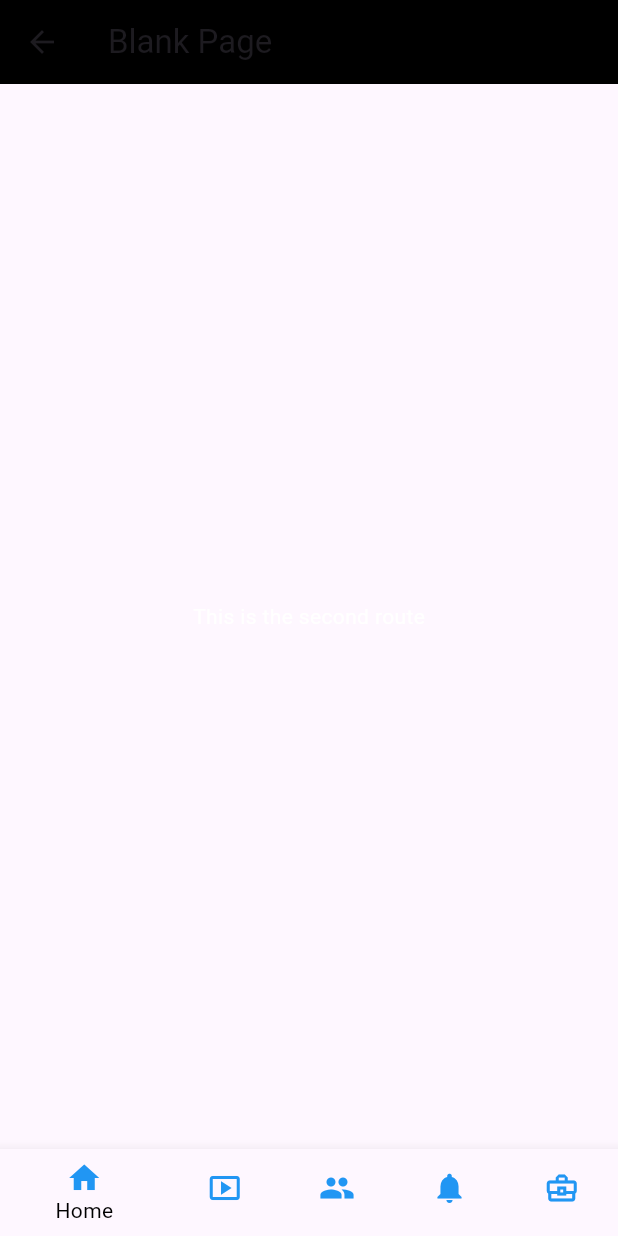
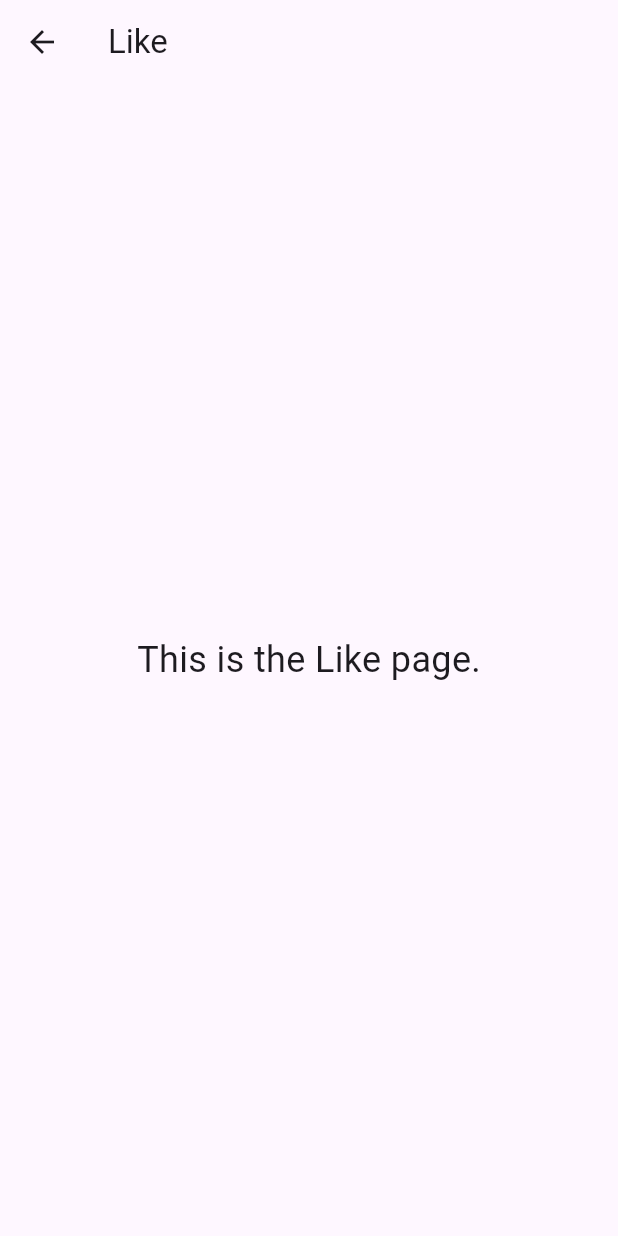
Before and after one commit to SRAYANSH-GUPTA/Linkedin-clone, a Flutter app: the screen it shows after launch, after a tap on the "thumb up alt" icon, on a phone screen of 412 x 824 dp. Run offline on Flutter 3.47's test engine with Material 3 defaults, Android fonts, the phone set to English and light mode, and no system bars; missing offline and left inert: lining_drawer, scroll_to_hide.

Commit message:
Added bottom nav bar

```diff
--- a/linkedin_clone/lib/features/view/widgets/drawer.dart
+++ b/linkedin_clone/lib/features/view/widgets/drawer.dart
@@ -4,7 +4,7 @@ import 'package:lining_drawer/lining_drawer.dart';
 class CustomDrawer extends StatelessWidget {
   final LiningDrawerController controller;
 
-  const CustomDrawer({Key? key, required this.controller}) : super(key: key);
+  const CustomDrawer({super.key, required this.controller});
 
   @override
   Widget build(BuildContext context) {
@@ -19,16 +19,16 @@ class CustomDrawer extends StatelessWidget {
               children: [
                 InkWell(
                   onTap: () => controller.toggleDrawer(),
-                  child: CircleAvatar(
+                  child: const CircleAvatar(
                     backgroundImage: AssetImage('assets/pf.jpg'),
                     radius: 30,
                   ),
                 ),
                 const SizedBox(width: 15),
-                Expanded(
+                const Expanded(
                   child: Column(
                     crossAxisAlignment: CrossAxisAlignment.start,
-                    children: const [
+                    children: [
                       Text(
                         "Srayansh Gupta",
                         style: TextStyle(
--- a/linkedin_clone/lib/views/home_screen.dart
+++ b/linkedin_clone/lib/views/home_screen.dart
@@ -4,118 +4,15 @@ import '../viewmodels/post_view_model.dart';
 import 'package:scroll_to_hide/scroll_to_hide.dart';
 import 'package:lining_drawer/lining_drawer.dart';
 
-class HomeScreen extends StatefulWidget {
-  const HomeScreen({super.key});
+class HomePage extends StatelessWidget {
+  final LiningDrawerController _controller = LiningDrawerController();
+  final ScrollController _scrollController = ScrollController();
 
   @override
-  _HomeScreenState createState() => _HomeScreenState();
-}
+  Widget build(BuildContext context) {
+    final postViewModel = Provider.of<PostViewModel>(context); // Moved this inside the build method
 
-class _HomeScreenState extends State<HomeScreen> {
-  final ScrollController _scrollController = ScrollController();
-  bool isRTL = false;
-  final LiningDrawerController _controller = LiningDrawerController();
-  int _selectedIndex = 0;
-  @override
-  Widget build(BuildContext context) {
-    final postViewModel = Provider.of<PostViewModel>(context);
-
-    return LiningDrawer(
-      direction: isRTL ? DrawerDirection.fromRightToLeft : DrawerDirection.fromLeftToRight,
-      controller: _controller,
-      drawer: SafeArea(
-        child: Column(
-          children: [
-            // Drawer Header
-            Container(
-              padding: const EdgeInsets.all(20.0),
-              color: Colors.blue,
-              child: Row(
-                children: [
-                  InkWell(
-                    onTap: () {
-                      _controller.toggleDrawer();
-                    },
-                    child: CircleAvatar(
-                      backgroundImage: AssetImage('assets/1.jpg'),
-                      radius: 30,
-                    ),
-                  ),
-                  const SizedBox(width: 15),
-                  Expanded(
-                    child: Column(
-                      crossAxisAlignment: CrossAxisAlignment.start,
-                      children: const [
-                        Text(
-                          "Srayansh Gupta",
-                          style: TextStyle(
-                            color: Colors.white,
-                            fontSize: 18.0,
-                            fontWeight: FontWeight.bold,
-                          ),
-                        ),
-                        Text(
-                          "Ajay Kumar Garg Engineering College",
-                          style: TextStyle(
-                            color: Colors.white,
-                            fontSize: 14.0,
-                          ),
-                        ),
-                        Text(
-                          "Your Tagline or Position",
-                          style: TextStyle(
-                            color: Colors.white70,
-                            fontSize: 14.0,
-                          ),
-                        ),
-                      ],
-                    ),
-                  ),
-                ],
-              ),
-            ),
-            const Divider(color: Colors.white),
-            // Drawer Options
-            Expanded(
-              child: ListView(
-                padding: EdgeInsets.zero,
-                children: [
-                  ListTile(
-                    leading: const Icon(Icons.person, color: Colors.black),
-                    title: const Text('Profile'),
-                    onTap: () {
-                      _controller.toggleDrawer();
-                      // Navigate to Profile
-                    },
-                  ),
-                  ListTile(
-                    leading: const Icon(Icons.business, color: Colors.black),
-                    title: const Text('My Network'),
-                    onTap: () {
-                      Navigator.push(context, MaterialPageRoute(builder: (context) => BlankPage()));
-                    },
-                  ),
-                  ListTile(
-                    leading: const Icon(Icons.notifications, color: Colors.black),
-                    title: const Text('Notifications'),
-                    onTap: () {
-                      Navigator.push(context, MaterialPageRoute(builder: (context) => BlankPage()));
-                    },
-                  ),
-                  ListTile(
-                    leading: const Icon(Icons.settings, color: Colors.black),
-                    title: const Text('Settings'),
-                    onTap: () {
-                      Navigator.push(context, MaterialPageRoute(builder: (context) => BlankPage()));
-                    },
-                  ),
-                ],
-              ),
-            ),
-          ],
-        ),
-      ),
-      child: Scaffold(
+    return Scaffold(
       appBar: AppBar(
         title: Row(
           children: [
@@ -123,7 +20,7 @@ class _HomeScreenState extends State<HomeScreen> {
               onTap: () {
                 _controller.toggleDrawer();
               },
-                child: CircleAvatar(
+              child: const CircleAvatar(
                 backgroundImage: AssetImage('assets/1.jpg'),
               ),
             ),
@@ -142,19 +39,15 @@ class _HomeScreenState extends State<HomeScreen> {
           IconButton(
             icon: const Icon(Icons.notifications),
             onPressed: () {
-                Navigator.push(context, MaterialPageRoute(builder: (context) => BlankPage()));
-              },
-            ),
-            IconButton(
-              icon: const Icon(Icons.message),
-              onPressed: () {
-                Navigator.push(context, MaterialPageRoute(builder: (context) => BlankPage()));
+              Navigator.push(
+                context,
+                MaterialPageRoute(builder: (context) => const BlankPage(pageName: 'Notifications')),
+              );
             },
           ),
         ],
       ),
       body: ListView.builder(
-          controller: _scrollController,
         itemCount: postViewModel.posts.length,
         itemBuilder: (context, index) {
           final post = postViewModel.posts[index];
@@ -168,7 +61,7 @@ class _HomeScreenState extends State<HomeScreen> {
                   child: Row(
                     children: [
                       const CircleAvatar(
-                          backgroundImage: AssetImage("assets/1.jpg"),
+                        backgroundImage: AssetImage('assets/1.jpg'),
                       ),
                       Padding(
                         padding: const EdgeInsets.only(left: 10),
@@ -201,25 +94,25 @@ class _HomeScreenState extends State<HomeScreen> {
                     IconButton(
                       icon: const Icon(Icons.thumb_up_alt_outlined),
                       onPressed: () {
-                          Navigator.push(context, MaterialPageRoute(builder: (context) => BlankPage()));
+                        Navigator.push(context, MaterialPageRoute(builder: (context) => const BlankPage(pageName: 'Like')));
                       },
                     ),
                     IconButton(
                       icon: const Icon(Icons.comment_outlined),
                       onPressed: () {
-                          Navigator.push(context, MaterialPageRoute(builder: (context) => BlankPage()));
+                        Navigator.push(context, MaterialPageRoute(builder: (context) => const BlankPage(pageName: 'Comment')));
                       },
                     ),
                     IconButton(
                       icon: const Icon(Icons.replay),
                       onPressed: () {
-                          Navigator.push(context, MaterialPageRoute(builder: (context) => BlankPage()));
+                        Navigator.push(context, MaterialPageRoute(builder: (context) => const BlankPage(pageName: 'Share')));
                       },
                     ),
                     IconButton(
                       icon: const Icon(Icons.send),
                       onPressed: () {
-                          Navigator.push(context, MaterialPageRoute(builder: (context) => BlankPage()));
+                        Navigator.push(context, MaterialPageRoute(builder: (context) => const BlankPage(pageName: 'Send')));
                       },
                     ),
                   ],
@@ -229,52 +122,154 @@ class _HomeScreenState extends State<HomeScreen> {
           );
         },
       ),
+    );
+  }
+}
+
+class HomeScreen extends StatefulWidget {
+  const HomeScreen({super.key});
+
+  @override
+  _HomeScreenState createState() => _HomeScreenState();
+}
+
+class _HomeScreenState extends State<HomeScreen> {
+  final ScrollController _scrollController = ScrollController();
+  bool isRTL = false;
+  final LiningDrawerController _controller = LiningDrawerController();
+  int _selectedIndex = 0;
+
+  @override
+  Widget build(BuildContext context) {
+    final postViewModel = Provider.of<PostViewModel>(context); // Moved inside build method
+
+    final List<Widget> pages = [
+      HomePage(), // Use the HomePage widget here
+      const Center(child: Text('Video Page')),
+      const Center(child: Text('My Network')),
+      const Center(child: Text('Notifications')),
+      const Center(child: Text('Jobs')),
+    ];
+
+    void onItemTapped(int index) {
+      setState(() {
+        _selectedIndex = index;
+      });
+    }
+
+    return LiningDrawer(
+      direction: isRTL ? DrawerDirection.fromRightToLeft : DrawerDirection.fromLeftToRight,
+      controller: _controller,
+      drawer: SafeArea(
+        child: Column(
+          children: [
+            Container(
+              padding: const EdgeInsets.all(20.0),
+              color: Colors.blue,
+              child: Row(
+                children: [
+                  InkWell(
+                    onTap: () {
+                      _controller.toggleDrawer();
+                    },
+                    child: const CircleAvatar(
+                      backgroundImage: AssetImage('assets/1.jpg'),
+                      radius: 30,
+                    ),
+                  ),
+                  const SizedBox(width: 15),
+                  const Expanded(
+                    child: Column(
+                      crossAxisAlignment: CrossAxisAlignment.start,
+                      children: [
+                        Text(
+                          "Srayansh Gupta",
+                          style: TextStyle(
+                            color: Colors.white,
+                            fontSize: 18.0,
+                            fontWeight: FontWeight.bold,
+                          ),
+                        ),
+                        Text(
+                          "Ajay Kumar Garg Engineering College",
+                          style: TextStyle(
+                            color: Colors.white,
+                            fontSize: 14.0,
+                          ),
+                        ),
+                        Text(
+                          "Your Tagline or Position",
+                          style: TextStyle(
+                            color: Colors.white70,
+                            fontSize: 14.0,
+                          ),
+                        ),
+                      ],
+                    ),
+                  ),
+                ],
+              ),
+            ),
+            const Divider(color: Colors.white),
+            Expanded(
+              child: ListView(
+                padding: EdgeInsets.zero,
+                children: [
+                  ListTile(
+                    leading: const Icon(Icons.person, color: Colors.black),
+                    title: const Text('Profile'),
+                    onTap: () {
+                      _controller.toggleDrawer();
+                      // Navigate to Profile
+                    },
+                  ),
+                  ListTile(
+                    leading: const Icon(Icons.settings, color: Colors.black),
+                    title: const Text('Settings'),
+                    onTap: () {
+                      _controller.toggleDrawer();
+                      // Navigate to Settings
+                    },
+                  ),
+                  ListTile(
+                    leading: const Icon(Icons.info, color: Colors.black),
+                    title: const Text('About'),
+                    onTap: () {
+                      _controller.toggleDrawer();
+                      // Navigate to About
+                    },
+                  ),
+                ],
+              ),
+            ),
+          ],
+        ),
+      ),
+      child: Scaffold(
+        appBar: AppBar(
+          title: const Text("LinkedIn"),
+          leading: IconButton(
+            icon: const Icon(Icons.menu),
+            onPressed: () {
+              _controller.toggleDrawer();
+            },
+          ),
+        ),
+        body: pages[_selectedIndex], // Show selected page
         bottomNavigationBar: ScrollToHide(
           scrollController: _scrollController,
           height: 50,
           hideDirection: Axis.vertical,
           child: BottomNavigationBar(
             items: const [
-              BottomNavigationBarItem(
-                icon: Icon(Icons.home, color: Colors.blue),
-                label: 'Home',
-              ),
-              BottomNavigationBarItem(
-                icon: Icon(Icons.smart_display_outlined, color: Colors.blue),
-                label: 'Video',
-              ),
-              BottomNavigationBarItem(
-                icon: Icon(Icons.people_sharp, color: Colors.blue),
-                label: 'My Network',
-              ),
-              BottomNavigationBarItem(
-                icon: Icon(Icons.notifications, color: Colors.blue),
-                label: 'Notification',
-              ),
-              BottomNavigationBarItem(
-                icon: Icon(Icons.business_center_outlined, color: Colors.blue),
-                label: 'Jobs',
-              ),
+              BottomNavigationBarItem(icon: Icon(Icons.home), label: 'Home'),
+              BottomNavigationBarItem(icon: Icon(Icons.video_library), label: 'Video'),
+              BottomNavigationBarItem(icon: Icon(Icons.group), label: 'My Network'),
+              BottomNavigationBarItem(icon: Icon(Icons.notifications), label: 'Notifications'),
+              BottomNavigationBarItem(icon: Icon(Icons.work), label: 'Jobs'),
             ],
-            unselectedItemColor: Colors.blue,
-            selectedItemColor: Colors.black,
-            backgroundColor: Colors.white,
-            onTap: (index) {
-              setState(() {
-                _selectedIndex = index; // Update the selected index
-              });
-              if (index == 0) {
-                Navigator.push(
-                  context,
-                  MaterialPageRoute(builder: (context) => HomeScreen()),
-                );
-              } else {
-                Navigator.push(
-                  context,
-                  MaterialPageRoute(builder: (context) => BlankPage()),
-                );
-              }
-            },
+            currentIndex: _selectedIndex,
+            onTap: onItemTapped,
           ),
         ),
       ),
@@ -283,64 +278,20 @@ class _HomeScreenState extends State<HomeScreen> {
 }
 
 class BlankPage extends StatelessWidget {
-  const BlankPage({super.key});
-  int _selectedIndex = 0;
+  final String pageName;
+
+  const BlankPage({Key? key, required this.pageName}) : super(key: key);
+
   @override
   Widget build(BuildContext context) {
     return Scaffold(
       appBar: AppBar(
-        title: const Text("Blank Page"),
-        backgroundColor: Colors.black,
+        title: Text(pageName),
       ),
-      body: const Center(
-        child: Text("This is the second route", style: TextStyle(color: Colors.white)),
-      ),
-      bottomNavigationBar: ScrollToHide(
-        scrollController: ScrollController(),
-        height: 50,
-        hideDirection: Axis.vertical,
-        child: BottomNavigationBar(
-          items: const [
-            BottomNavigationBarItem(
-              icon: Icon(Icons.home, color: Colors.blue),
-              label: 'Home',
-            ),
-            BottomNavigationBarItem(
-              icon: Icon(Icons.smart_display_outlined, color: Colors.blue),
-              label: 'Video',
-            ),
-            BottomNavigationBarItem(
-              icon: Icon(Icons.people_sharp, color: Colors.blue),
-              label: 'My Network',
-            ),
-            BottomNavigationBarItem(
-              icon: Icon(Icons.notifications, color: Colors.blue),
-              label: 'Notification',
-            ),
-            BottomNavigationBarItem(
-              icon: Icon(Icons.business_center_outlined, color: Colors.blue),
-              label: 'Jobs',
-            ),
-          ],
-          unselectedItemColor: Colors.blue,
-          selectedItemColor: Colors.black,
-          backgroundColor: Colors.white,
-          onTap: (index) {
-            setState(() {
-                _selectedIndex = index; // Update the selected index
-              });
-            if (index == 0) {
-              Navigator.push(
-                context,
-                MaterialPageRoute(builder: (context) => HomeScreen()),
-              );
-            } else {
-              Navigator.push(
-                context,
-                MaterialPageRoute(builder: (context) => BlankPage()),
-              );
-            }
-          },
+      body: Center(
+        child: Text(
+          'This is the $pageName page.',
+          style: const TextStyle(fontSize: 24),
         ),
       ),
     );
```
Lines whose indentation alone changed are shown as unchanged.
